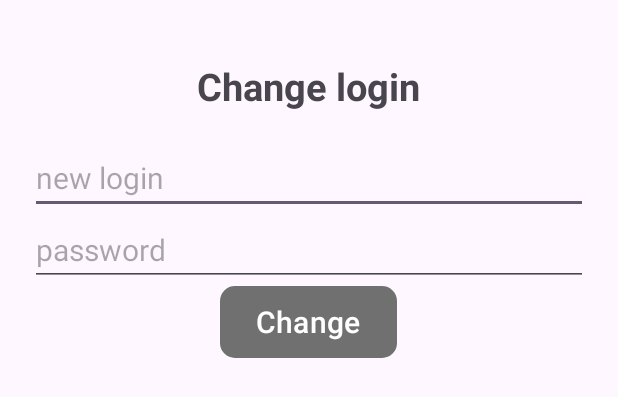
After one commit to alexlklim/EcoScan, an Android app: the layout dialog_change_login_pw.xml on its own in the app's theme, with its tools: preview values and no code run, on a phone screen of 412 x 824 dp. The commit adds this screen. Shown: the top 397 px of the screen. Run offline under Robolectric (Android 15) with nearby library versions, the phone set to English and light mode, and no system bars.

Commit message:
alex - complete all dialogs activity for settings

```diff
--- a/app/src/main/java/com/alex/ecoscan/dialogs/DialogDelAllData.java
+++ b/app/src/main/java/com/alex/ecoscan/dialogs/datamanagement/DialogDelAllData.java
@@ -1,4 +1,4 @@
-package com.alex.ecoscan.dialogs;
+package com.alex.ecoscan.dialogs.datamanagement;
 
 import android.app.Dialog;
 import android.os.Bundle;
--- a/app/src/main/res/layout/activity_settings.xml
+++ b/app/src/main/res/layout/activity_settings.xml
@@ -501,6 +501,7 @@
 
 
         <LinearLayout
+            android:id="@+id/ll_getSetFromServer"
             android:layout_width="match_parent"
             android:layout_height="match_parent"
             android:layout_marginLeft="10dp"
@@ -520,6 +521,7 @@
 
         </LinearLayout>
         <LinearLayout
+            android:id="@+id/ll_changeLogin"
             android:layout_width="match_parent"
             android:layout_height="match_parent"
             android:layout_marginLeft="10dp"
@@ -539,6 +541,7 @@
 
         </LinearLayout>
         <LinearLayout
+            android:id="@+id/ll_changePw"
             android:layout_width="match_parent"
             android:layout_height="match_parent"
             android:layout_marginLeft="10dp"
@@ -558,6 +561,7 @@
 
         </LinearLayout>
         <LinearLayout
+            android:id="@+id/ll_resetSettings"
             android:layout_width="match_parent"
             android:layout_height="match_parent"
             android:layout_marginLeft="10dp"
--- /dev/null
+++ b/app/src/main/res/layout/dialog_change_login_pw.xml
@@ -0,0 +1,45 @@
+<?xml version="1.0" encoding="utf-8"?>
+<LinearLayout xmlns:android="http://schemas.android.com/apk/res/android"
+    android:layout_width="match_parent"
+    android:layout_height="wrap_content"
+    android:padding="20dp"
+    android:gravity="center"
+    android:orientation="vertical">
+    <TextView
+        android:id="@+id/d_textChange"
+        android:layout_width="wrap_content"
+        android:layout_height="wrap_content"
+        android:textSize="25sp"
+        android:textStyle="bold"
+        android:padding="20dp"
+        android:text="Change login"/>
+
+    <EditText
+        android:id="@+id/d_first"
+        android:layout_width="match_parent"
+        android:layout_height="wrap_content"
+        android:textSize="20sp"
+        android:inputType="text"
+        android:hint="new login"
+        android:minHeight="48dp"
+        android:importantForAutofill="no" />
+    <EditText
+        android:id="@+id/d_second"
+        android:layout_width="match_parent"
+        android:layout_height="wrap_content"
+        android:textSize="20sp"
+        android:inputType="text"
+        android:hint="password"
+        android:minHeight="48dp"
+        android:importantForAutofill="no" />
+
+    <Button
+        android:id="@+id/d_btn_confirm"
+        android:background="@drawable/btn_rounded"
+        android:textColor="@color/white"
+        android:textSize="20sp"
+        android:layout_width="wrap_content"
+        android:layout_height="wrap_content"
+        android:text="Change"/>
+
+</LinearLayout>
--- a/app/src/main/res/values/strings.xml
+++ b/app/src/main/res/values/strings.xml
@@ -61,6 +61,8 @@
     <string name="server_was_configured">Server was configured successfully</string>
     <string name="something_wrong_with_server">Something wrong with server</string>
     <string name="something_wrong">Something wrong</string>
+    <string name="get_settings">Get settings</string>
+    <string name="settings_was_applied">Settings was applied</string>
 
 
 
```
Also changed, not shown: app/src/main/java/com/alex/ecoscan/activities/SettingsActivity.java (+68 -4 lines), app/src/main/java/com/alex/ecoscan/dialogs/datamanagement/DialogConfirmDelSynchData.java (renamed from app/src/main/java/com/alex/ecoscan/dialogs/DialogConfirmSentAllData.java, +4 -6 lines), app/src/main/java/com/alex/ecoscan/dialogs/datamanagement/DialogSentAllData.java (renamed from app/src/main/java/com/alex/ecoscan/dialogs/DialogConfirmDelSynchData.java, +6 -5 lines), app/src/main/java/com/alex/ecoscan/dialogs/settings/DialogChangeLogin.java (added, +61 -0 lines), app/src/main/java/com/alex/ecoscan/dialogs/settings/DialogChangePw.java (added, +59 -0 lines), app/src/main/java/com/alex/ecoscan/dialogs/settings/DialogGetSettingsFromServer.java (added, +73 -0 lines), app/src/main/java/com/alex/ecoscan/dialogs/settings/DialogResetSettings.java (added, +47 -0 lines).
